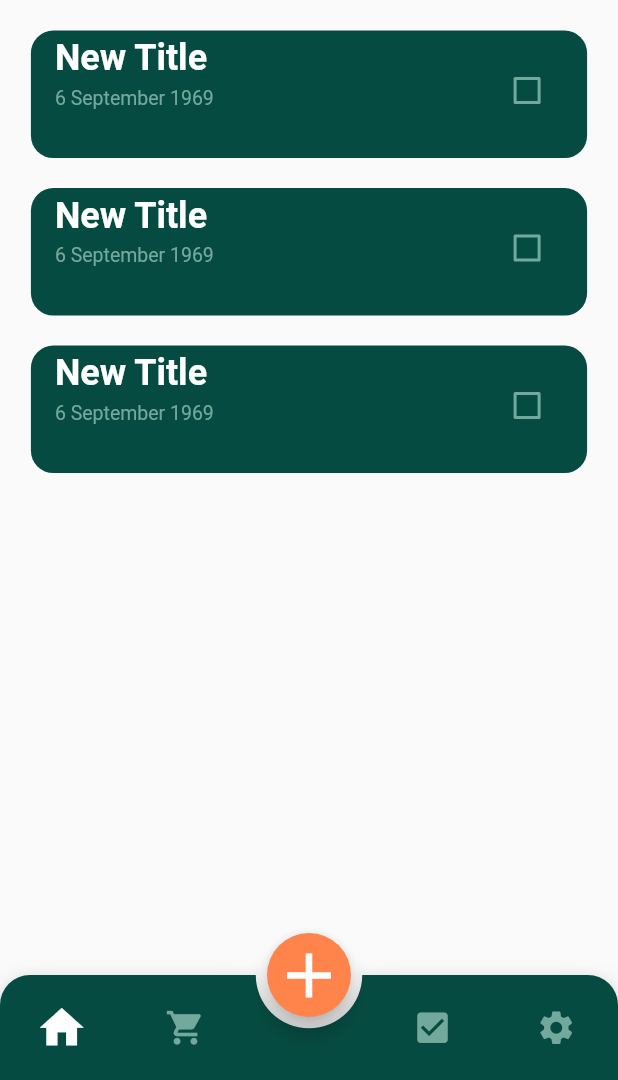
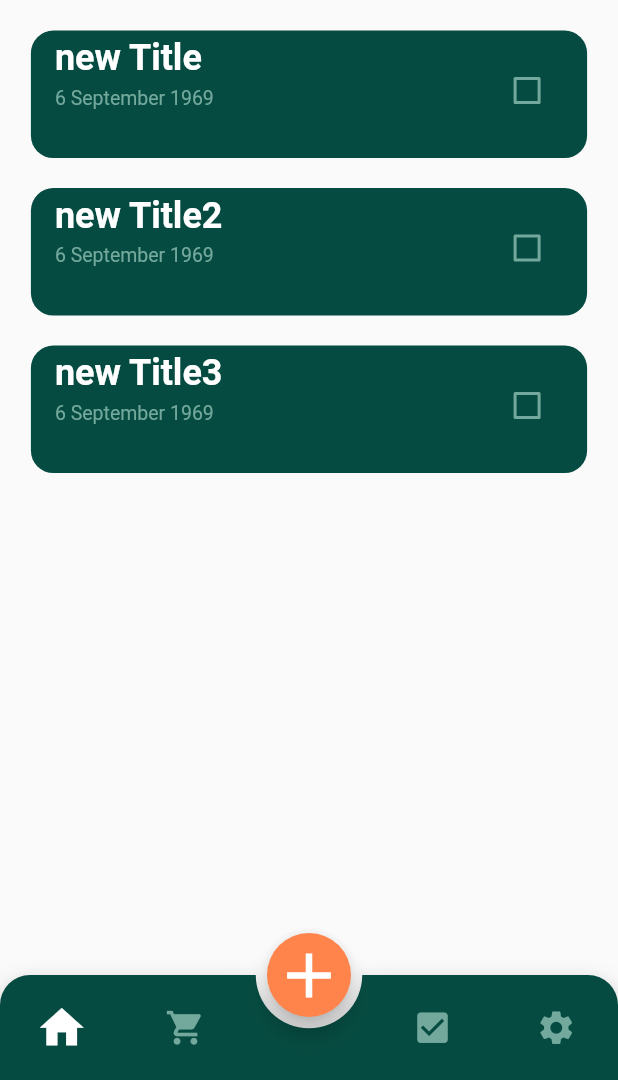
Before and after one commit to RafadanaM/flutter-task-app, a Flutter app: the screen it shows after launch, on a phone screen of 412 x 824 dp, the part 156-1236 px from its top. Run offline on Flutter 3.47's test engine with Material 2 defaults, Android fonts, the phone set to English and light mode, and no system bars.

Commit message:
implement provider of TaskData to the app

```diff
--- a/lib/main.dart
+++ b/lib/main.dart
@@ -1,5 +1,7 @@
 import 'package:flutter/cupertino.dart';
 import 'package:flutter/material.dart';
+import 'package:provider/provider.dart';
+import 'package:tasks_app/models/task_data.dart';
 import 'package:tasks_app/screens/add_task_screen.dart';
 import 'package:tasks_app/screens/task_detail_screen.dart';
 import 'package:tasks_app/screens/task_page.dart';
@@ -16,13 +18,16 @@ class MyApp extends StatelessWidget {
   // This widget is the root of your application.
   @override
   Widget build(BuildContext context) {
-    return MaterialApp(
+    return ChangeNotifierProvider(
+      create: (_) => TaskData(),
+      child: MaterialApp(
         title: 'Flutter Demo',
         initialRoute: MyHomePage.routeName,
         routes: {
           MyHomePage.routeName: (context) => MyHomePage(),
           TaskDetailScreen.routeName: (context) => TaskDetailScreen(),
         },
+      ),
     );
   }
 }
--- a/lib/models/task_data.dart
+++ b/lib/models/task_data.dart
@@ -2,7 +2,20 @@ import 'package:flutter/cupertino.dart';
 import 'package:tasks_app/models/task.dart';
 
 class TaskData extends ChangeNotifier {
-  List<Task> _tasks = [Task(title: "new Title")];
+  List<Task> _tasks = [
+    Task(
+        title: "new Title",
+        description: "A description",
+        date: "6 September 1969"),
+    Task(
+        title: "new Title2",
+        description: "A description",
+        date: "6 September 1969"),
+    Task(
+        title: "new Title3",
+        description: "A description",
+        date: "6 September 1969")
+  ];
 
   int get taskCount {
     return _tasks.length;
@@ -11,4 +24,9 @@ class TaskData extends ChangeNotifier {
   List<Task> get tasks {
     return _tasks;
   }
+
+  void updateTask(Task task) {
+    task.toggleCompleted();
+    notifyListeners();
+  }
 }
--- a/lib/widgets/task_list_view.dart
+++ b/lib/widgets/task_list_view.dart
@@ -1,11 +1,14 @@
 import 'package:flutter/material.dart';
+import 'package:tasks_app/models/task_data.dart';
 import 'package:tasks_app/screens/task_detail_screen.dart';
-import 'file:///D:/Udemy/Flutter/Projects/tasks_app/lib/models/task.dart';
 import 'package:tasks_app/widgets/task_list_tile.dart';
+import 'package:provider/provider.dart';
 
 class TaskListView extends StatelessWidget {
   @override
   Widget build(BuildContext context) {
+    return Consumer<TaskData>(
+      builder: (_, taskData, child) {
         return ListView.separated(
           separatorBuilder: (BuildContext context, int index) {
             return SizedBox(
@@ -13,10 +16,6 @@ class TaskListView extends StatelessWidget {
             );
           },
           itemBuilder: (context, index) {
-        final Task task = Task(
-            title: "New Title",
-            description: "bla bla bla",
-            date: "6 September 1969");
             return Container(
               height: 85,
               decoration: BoxDecoration(
@@ -27,20 +26,24 @@ class TaskListView extends StatelessWidget {
               ),
               child: Center(
                 child: TaskListTile(
-              taskTitle: task.title,
-              taskDescription: task.description,
-              date: task.date,
-              isChecked: task.isCompleted,
-              onChanged: (bool newVal) {},
+                  taskTitle: taskData.tasks[index].title,
+                  taskDescription: taskData.tasks[index].description,
+                  date: taskData.tasks[index].date,
+                  isChecked: taskData.tasks[index].isCompleted,
+                  onChanged: (bool newVal) {
+                    taskData.updateTask(taskData.tasks[index]);
+                  },
                   onLongPress: () {
                     Navigator.pushNamed(context, TaskDetailScreen.routeName,
-                    arguments: task);
+                        arguments: taskData.tasks[index]);
                   },
                 ),
               ),
             );
           },
-      itemCount: 3,
+          itemCount: taskData.taskCount,
+        );
+      },
     );
   }
 }
```
Lines whose indentation alone changed are shown as unchanged.
